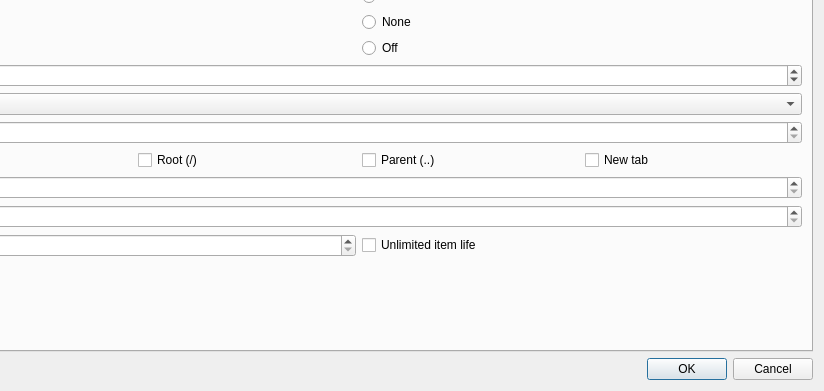
This is src/dialogs/settingsdialog.ui in ikskuh/kristall as Qt 5 draws it before an edit; both pictures show x 276 to 1100 and y 330 to 721 of the 1100 by 721 pixel window. The edited form follows.
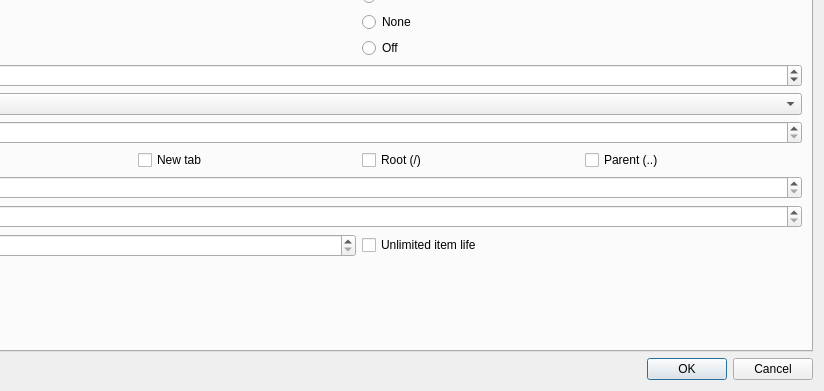
This is the edited form. Icons and pictures are not drawn. Custom widgets are drawn as their Qt base class.

Patch:
```diff
--- a/src/dialogs/settingsdialog.ui
+++ b/src/dialogs/settingsdialog.ui
@@ -432,6 +432,13 @@
            </property>
           </widget>
          </item>
+         <item>
+          <widget class="QCheckBox" name="enable_newtab_btn">
+           <property name="text">
+            <string>New tab</string>
+           </property>
+          </widget>
+         </item>
          <item>
           <widget class="QCheckBox" name="enable_root_btn">
            <property name="text">
@@ -446,13 +453,6 @@
            </property>
           </widget>
          </item>
-         <item>
-          <widget class="QCheckBox" name="enable_newtab_btn">
-           <property name="text">
-            <string>New tab</string>
-           </property>
-          </widget>
-         </item>
         </layout>
        </item>
        <item row="17" column="0">
```
